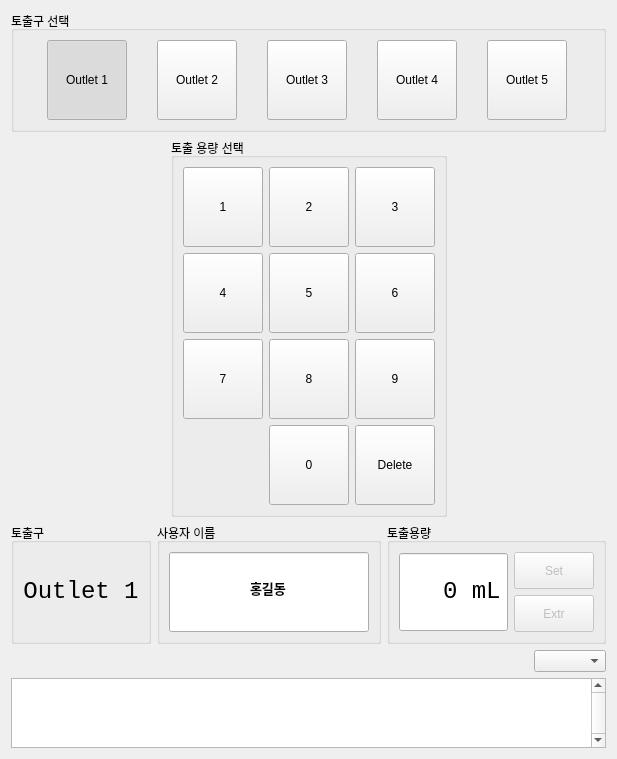
The window that Python/MainWidget.ui (cwal1220/arduino-solenoid) describes before a commit, drawn with Qt 5.
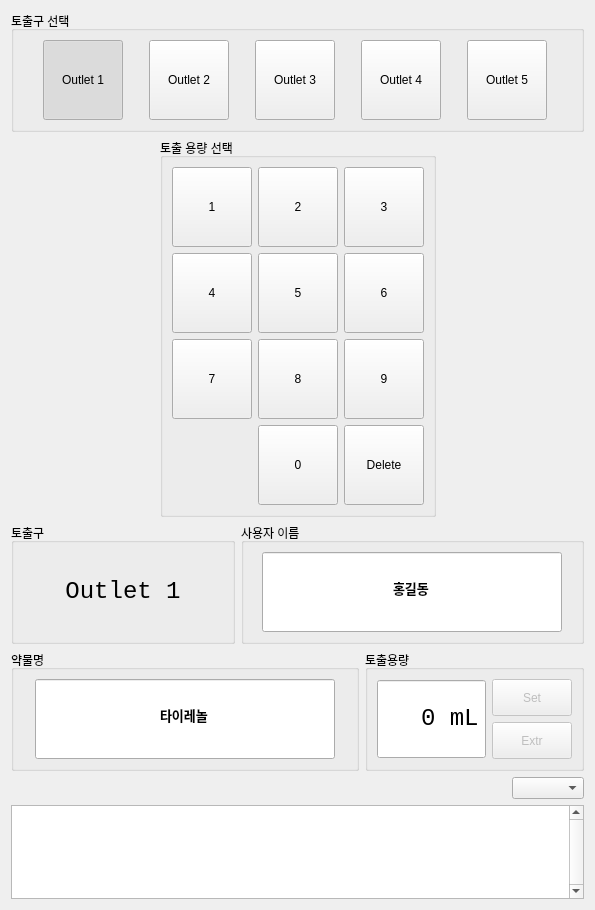
The same window after the commit.

What changed in the file:
```diff
--- a/Python/MainWidget.ui
+++ b/Python/MainWidget.ui
@@ -6,8 +6,8 @@
    <rect>
     <x>0</x>
     <y>0</y>
-    <width>575</width>
-    <height>721</height>
+    <width>595</width>
+    <height>910</height>
    </rect>
   </property>
   <property name="windowTitle">
@@ -511,6 +511,12 @@
        <layout class="QHBoxLayout" name="horizontalLayout_3">
         <item>
          <widget class="QLabel" name="outletLabel">
+          <property name="minimumSize">
+           <size>
+            <width>200</width>
+            <height>0</height>
+           </size>
+          </property>
           <property name="font">
            <font>
             <family>Consolas</family>
@@ -544,13 +550,13 @@
           </property>
           <property name="minimumSize">
            <size>
-            <width>200</width>
+            <width>300</width>
             <height>80</height>
            </size>
           </property>
           <property name="maximumSize">
            <size>
-            <width>200</width>
+            <width>300</width>
             <height>80</height>
            </size>
           </property>
@@ -563,6 +569,51 @@
           </property>
           <property name="text">
            <string>홍길동</string>
+          </property>
+          <property name="maxLength">
+           <number>8</number>
+          </property>
+          <property name="alignment">
+           <set>Qt::AlignCenter</set>
+          </property>
+         </widget>
+        </item>
+       </layout>
+      </widget>
+     </item>
+    </layout>
+   </item>
+   <item>
+    <layout class="QHBoxLayout" name="horizontalLayout_8">
+     <item>
+      <widget class="QGroupBox" name="groupBox_6">
+       <property name="title">
+        <string>약물명</string>
+       </property>
+       <layout class="QHBoxLayout" name="horizontalLayout_9">
+        <item>
+         <widget class="QLineEdit" name="drugEdit">
+          <property name="minimumSize">
+           <size>
+            <width>300</width>
+            <height>80</height>
+           </size>
+          </property>
+          <property name="maximumSize">
+           <size>
+            <width>300</width>
+            <height>80</height>
+           </size>
+          </property>
+          <property name="font">
+           <font>
+            <pointsize>10</pointsize>
+            <weight>75</weight>
+            <bold>true</bold>
+           </font>
+          </property>
+          <property name="text">
+           <string>타이레놀</string>
           </property>
           <property name="maxLength">
            <number>8</number>
```
Left out of the diff: 2 changed lines with no effect on the pictures.
